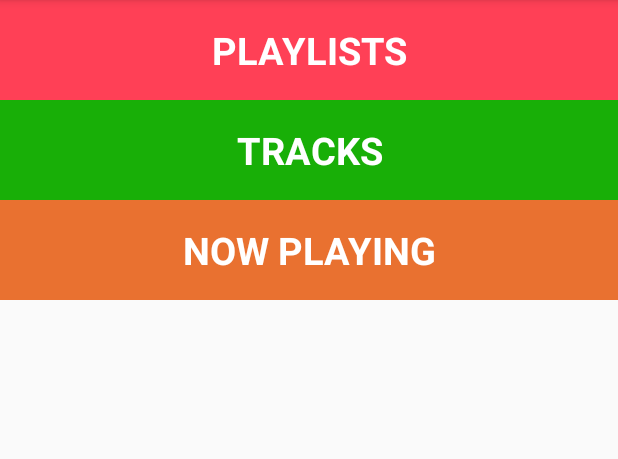
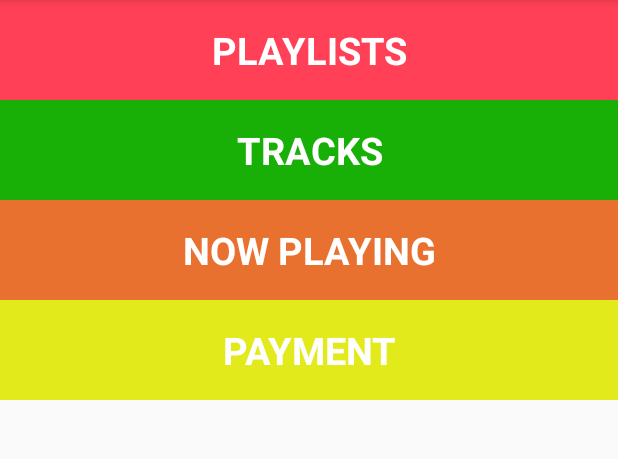
Before and after one commit to dorghamko/MusicApp, an Android app: the screen it shows after launch (MainActivity), on a phone screen of 412 x 824 dp, the part 84-543 px from its top. Run offline under Robolectric (Android 15) with nearby library versions, the phone set to English and light mode, and no system bars.

Commit message:
add paymentActivity

```diff
--- a/app/src/main/AndroidManifest.xml
+++ b/app/src/main/AndroidManifest.xml
@@ -26,7 +26,9 @@
             android:label="@string/label_tracks" />
         <activity
             android:name=".NowPlayingActivity"
-            android:label="@string/label_nowPlaying"></activity>
+            android:label="@string/label_nowPlaying" />
+        <activity android:name=".PaymantActivity"
+            android:label="@string/label_payment"></activity>
     </application>
 
 </manifest>
--- a/app/src/main/java/com/example/safsaf/musicapp/MainActivity.java
+++ b/app/src/main/java/com/example/safsaf/musicapp/MainActivity.java
@@ -65,6 +65,24 @@ public class MainActivity extends AppCompatActivity {
 
             }
         });
+
+        // find the view that shows the payment
+
+        final TextView payment = (TextView) findViewById(R.id.payment);
+
+        // set a clickListener  on that view
+        payment.setOnClickListener(new View.OnClickListener() {
+            @Override
+            public void onClick(View v) {
+
+                // create a new intent to open the {@link PaymentActivity}
+
+                Intent paymentIntent = new Intent(MainActivity.this, PaymantActivity.class);
+                // start the new Activity
+                startActivity(paymentIntent);
+
+            }
+        });
     }
 
 
--- a/app/src/main/res/layout/activity_main.xml
+++ b/app/src/main/res/layout/activity_main.xml
@@ -39,5 +39,13 @@
         android:textAllCaps="true"
         android:textSize="@dimen/title_size" />
 
-
+    <TextView
+        android:id="@+id/payment"
+        style="@style/CategoryStyle"
+        android:layout_width="match_parent"
+        android:layout_height="wrap_content"
+        android:background="@color/colorPayment"
+        android:text="@string/payment"
+        android:textAllCaps="true"
+        android:textSize="@dimen/title_size" />
 </LinearLayout>
--- a/app/src/main/res/values/colors.xml
+++ b/app/src/main/res/values/colors.xml
@@ -6,6 +6,7 @@
     <color name="colorPlayList">#ff4056</color>
     <color name="colorTracks">#18af07</color>
     <color name="colorNowPlaying">#e97130</color>
+    <color name="colorPayment">#e3ea1c</color>
     <color name="colorText">#e70d06</color>
     <color name="colorTextButton">#ffffff</color>
 </resources>
--- a/app/src/main/res/values/strings.xml
+++ b/app/src/main/res/values/strings.xml
@@ -12,4 +12,7 @@
     <string name="now_playing">now playing</string>
     <string name="label_nowPlaying">NOW PLAYING</string>
     <string name="music_library">music Library</string>
+    <string name="label_payment">NOW PLAYING</string>
+    <string name="payment">payment</string>
+    <string name="tracks">Tracks</string>
 </resources>
```
Also changed, not shown: app/src/main/java/com/example/safsaf/musicapp/PaymantActivity.java (added, +37 -0 lines), app/src/main/res/layout/activity_paymant.xml (added, +40 -0 lines).
